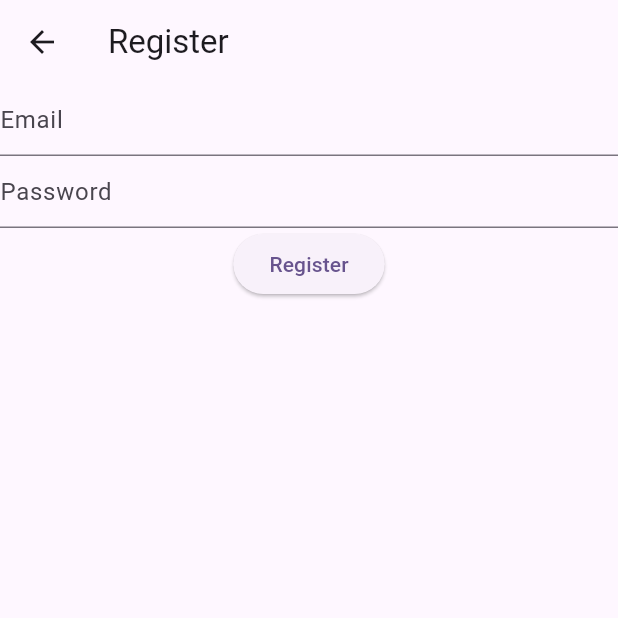
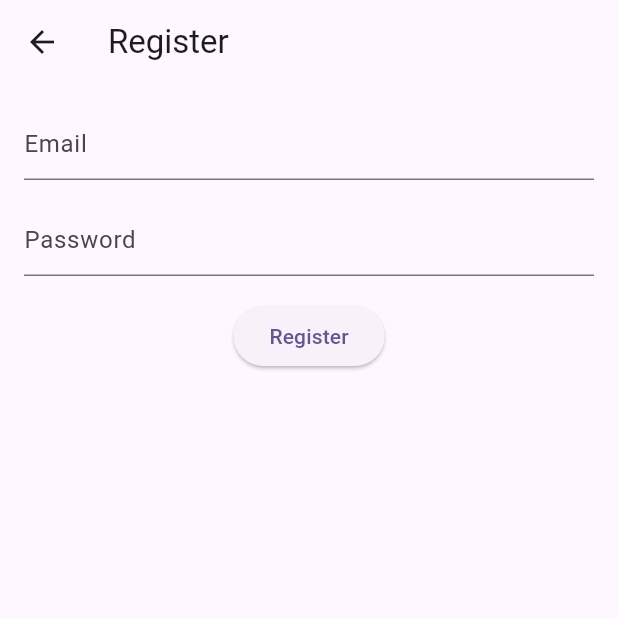
Before and after one commit to chriss1525/Penny, a Flutter app: the RegisterScreen screen opened directly, on a phone screen of 412 x 824 dp, the top half of it. Run offline on Flutter 3.47's test engine with Material 2 defaults, Android fonts, the phone set to English and light mode, and no system bars; our stand-ins replace flutter_dotenv, flutter_riverpod, shared_preferences; missing offline and left inert: telephony; accounts and stored records are empty.

Commit message:
change padding for login and register screens

```diff
--- a/client/lib/main.dart
+++ b/client/lib/main.dart
@@ -7,7 +7,7 @@ import 'package:shared_preferences/shared_preferences.dart';
 import 'package:flutter_dotenv/flutter_dotenv.dart';
 
 Future<void> main() async {
-  await dotenv.load(fileName: '.env');
+  await dotenv.load();
   WidgetsFlutterBinding.ensureInitialized();
   SharedPreferences prefs = await SharedPreferences.getInstance();
   bool isOnboarded = prefs.getBool('isOnboarded') ?? false;
--- a/client/lib/screens/register.dart
+++ b/client/lib/screens/register.dart
@@ -30,7 +30,9 @@ class _RegisterFormState extends State<RegisterForm> {
 
   @override
   Widget build(BuildContext context) {
-    return Form(
+    return Padding(
+      padding: const EdgeInsets.all(16.0),
+      child: Form(
         key: _formKey,
         child: Column(
           children: <Widget>[
@@ -48,6 +50,7 @@ class _RegisterFormState extends State<RegisterForm> {
                 return null;
               },
             ),
+            const SizedBox(height: 16.0),
             TextFormField(
               onChanged: (value) => password = value,
               onSaved: (value) => password = value!,
@@ -63,6 +66,7 @@ class _RegisterFormState extends State<RegisterForm> {
                 return null;
               },
             ),
+            const SizedBox(height: 16.0),
             ElevatedButton(
               onPressed: () async {
                 if (_formKey.currentState!.validate()) {
@@ -96,6 +100,7 @@ class _RegisterFormState extends State<RegisterForm> {
             ),
           ],
         ),
+      ),
     );
   }
 }
```
Also changed, not shown: client/lib/screens/login.dart (+6 -1 lines). Lines whose indentation alone changed are shown as unchanged.
